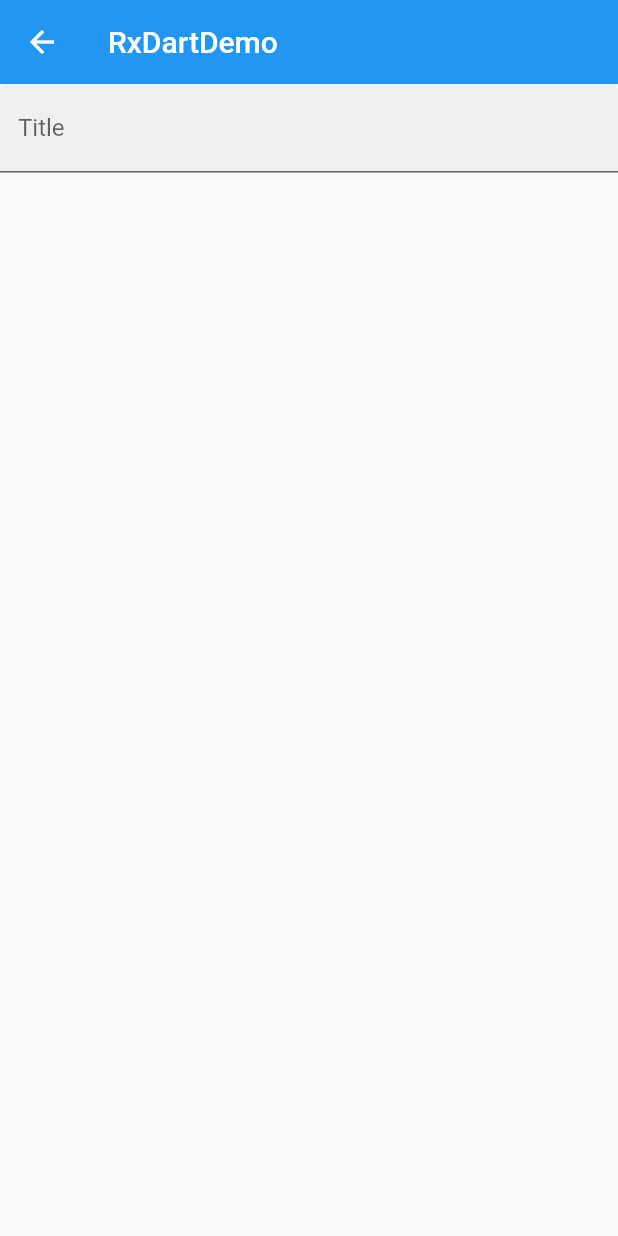
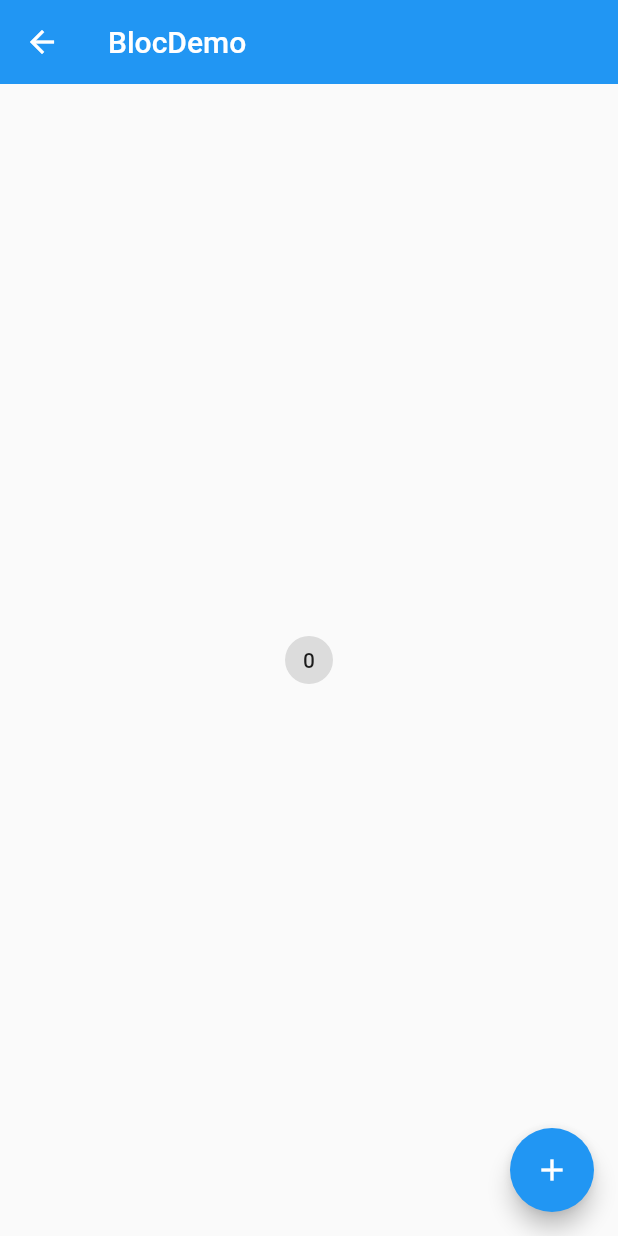
Before and after one commit to CrazyAndy/flutterstudy001, a Flutter app: the screen it shows after launch, on a phone screen of 412 x 824 dp. Run offline on Flutter 3.47's test engine with Material 2 defaults, Android fonts, the phone set to English and light mode, and no system bars; our stand-ins replace rxdart.

Commit message:
flutter016 new

```diff
--- /dev/null
+++ b/flutter016/lib/demo/bloc/bloc_demo.dart
@@ -0,0 +1,19 @@
+import 'package:flutter/material.dart';
+import 'counter_bloc_demo.dart';
+
+class BlocDemo extends StatelessWidget {
+  @override
+  Widget build(BuildContext context) {
+    return CounterProvider(
+      bloc: CounterBloc(),
+      child: Scaffold(
+        appBar: AppBar(
+          title: Text('BlocDemo'),
+          elevation: 0.0,
+        ),
+        body: CounterHome(),
+        floatingActionButton: CounterActionButton(),
+      ),
+    );
+  }
+}
--- /dev/null
+++ b/flutter016/lib/demo/bloc/counter_bloc_demo.dart
@@ -0,0 +1,89 @@
+import 'package:flutter/material.dart';
+import 'dart:async';
+
+class CounterHome extends StatelessWidget {
+  @override
+  Widget build(BuildContext context) {
+    CounterBloc _counterBloc = CounterProvider.of(context).bloc;
+    return Center(
+      // child: ActionChip(
+      //   label: Text('0'),
+      //   onPressed: () {
+      //     // _counterBloc.log();
+      //     _counterBloc.counter.add(2);
+      //   },
+      // ),
+      child: StreamBuilder(
+        initialData: 0,
+        stream: _counterBloc.count,
+        builder: (context, snapshot) {
+          return ActionChip(
+            label: Text('${snapshot.data}'),
+            onPressed: () {
+              _counterBloc.counter.add(2);
+            },
+          );
+        },
+      ),
+    );
+  }
+}
+
+class CounterProvider extends InheritedWidget {
+  final Widget child;
+  final CounterBloc bloc;
+
+  CounterProvider({this.child, this.bloc}) : super(child: child);
+
+  static CounterProvider of(BuildContext context) {
+    return (context.inheritFromWidgetOfExactType(CounterProvider)
+        as CounterProvider);
+  }
+
+  @override
+  bool updateShouldNotify(CounterProvider oldWidget) {
+    return true;
+  }
+}
+
+class CounterActionButton extends StatelessWidget {
+  @override
+  Widget build(BuildContext context) {
+    CounterBloc _counterBloc = CounterProvider.of(context).bloc;
+
+    return FloatingActionButton(
+      child: Icon(Icons.add),
+      onPressed: () {
+        // _counterBloc.log();
+        _counterBloc.counter.add(1);
+      },
+    );
+  }
+}
+
+class CounterBloc {
+  int _count = 0;
+  final _countActionController = StreamController<int>();
+  final _counterController = StreamController<int>();
+  Stream<int> get count => _counterController.stream;
+
+  StreamSink<int> get counter => _countActionController.sink;
+
+  CounterBloc() {
+    _countActionController.stream.listen(onData);
+  }
+  void onData(int data) {
+    print(data);
+    _count = data + _count;
+    _counterController.add(_count);
+  }
+
+  void dispose() {
+    _countActionController.close();
+    _counterController.close();
+  }
+
+  void log() {
+    print('Bloc');
+  }
+}
--- a/flutter016/lib/main.dart
+++ b/flutter016/lib/main.dart
@@ -14,6 +14,7 @@ import 'demo/state/state_management_demo.dart';
 import 'demo/state/scope_model_demo.dart';
 import 'demo/stream/stream_demo.dart';
 import 'demo/rxdart/rxdart_demo.dart';
+import 'demo/bloc/bloc_demo.dart';
 
 void main() => runApp(App());
 
@@ -27,7 +28,7 @@ class App extends StatelessWidget{
         debugShowCheckedModeBanner: false,
         // home: Home(),
         // home:NavigatorDemo(),
-        initialRoute: '/rxdart',
+        initialRoute: '/bloc',
         routes: {
           '/': (context) => Home(),
           '/about':(context) => Page(title: 'About',),
@@ -37,6 +38,7 @@ class App extends StatelessWidget{
           '/scope':(context) => ScopeModelDemo(),
           '/stream':(context) => StreamDemo(),
           '/rxdart':(context) => RxDartDemo(),
+          '/bloc':(context)=> BlocDemo()
         },
         theme: ThemeData(
           primarySwatch: Colors.blue,
```
Also changed, not shown: 1 other file.
